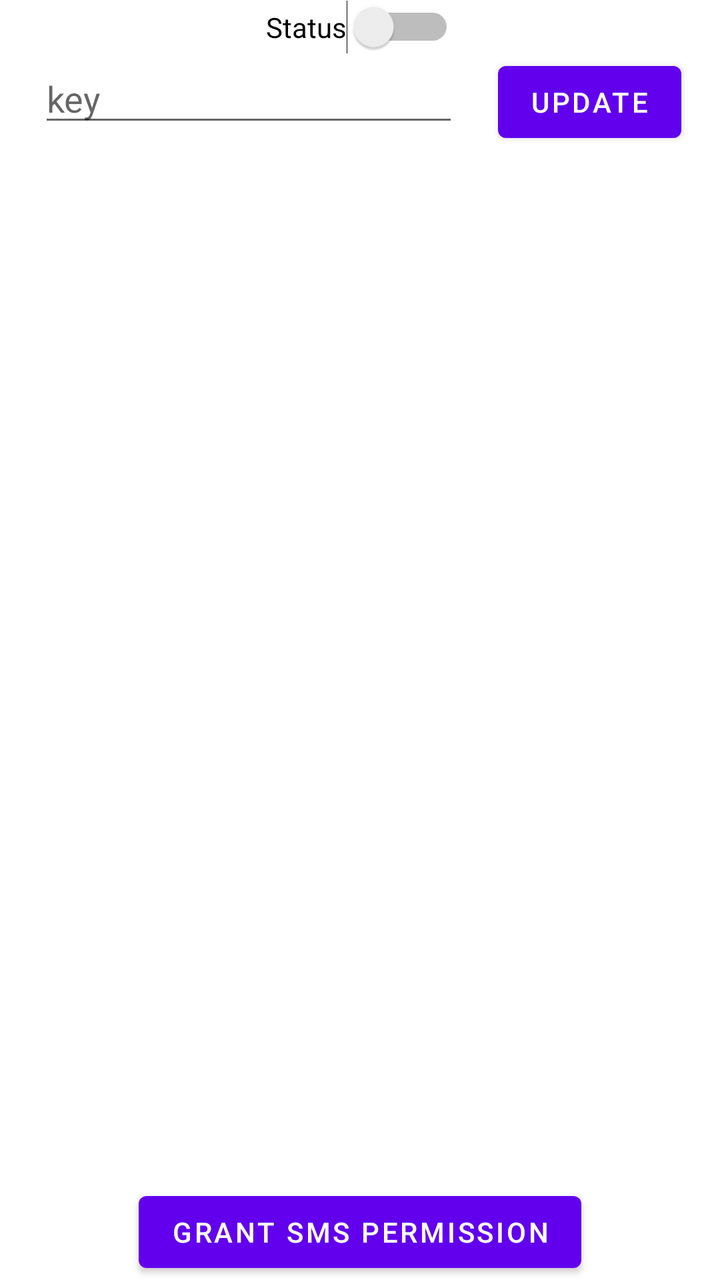
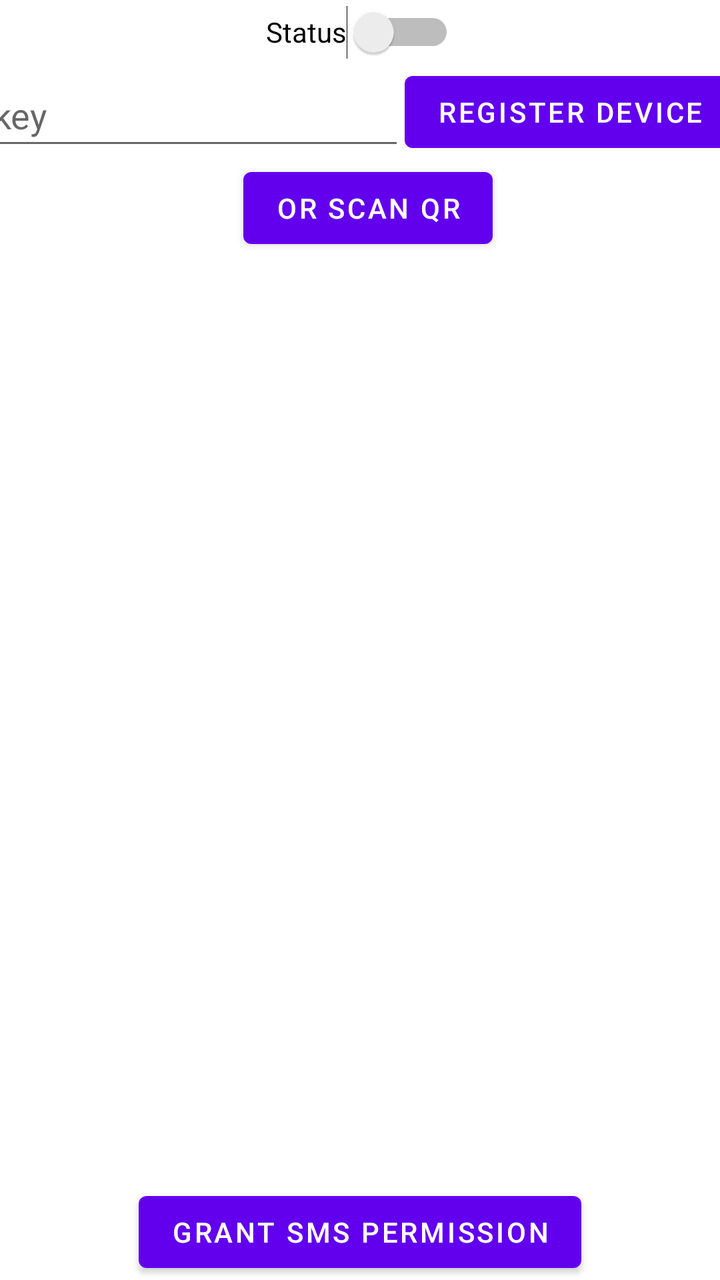

Before-and-after screenshots of an Android layout around one commit, followed by the original layout XML and the change that was made.
<!-- AndroidManifest.xml: application theme Theme.SMSGateway -->
<!-- res/layout/activity_main.xml -->
<?xml version="1.0" encoding="utf-8"?>
<androidx.constraintlayout.widget.ConstraintLayout xmlns:android="http://schemas.android.com/apk/res/android"
    xmlns:app="http://schemas.android.com/apk/res-auto"
    xmlns:tools="http://schemas.android.com/tools"
    android:layout_width="match_parent"
    android:layout_height="match_parent"
    tools:context=".activities.MainActivity">

    <Switch
        android:id="@+id/gatewaySwitch"
        android:layout_width="wrap_content"
        android:layout_height="wrap_content"
        android:text="Status"
        app:layout_constraintEnd_toEndOf="parent"
        app:layout_constraintStart_toStartOf="parent"
        app:layout_constraintTop_toTopOf="parent" />

    <EditText
        android:id="@+id/gatewayKeyEditText"
        android:layout_width="wrap_content"
        android:layout_height="wrap_content"
        android:ems="10"
        android:hint="key"
        android:inputType="text"
        android:textIsSelectable="true"
        app:layout_constraintEnd_toStartOf="@+id/updateKeyButton"
        app:layout_constraintStart_toStartOf="parent"
        app:layout_constraintTop_toBottomOf="@+id/gatewaySwitch" />

    <Button
        android:id="@+id/updateKeyButton"
        android:layout_width="wrap_content"
        android:layout_height="wrap_content"
        android:text="Update"
        app:layout_constraintEnd_toEndOf="parent"
        app:layout_constraintStart_toEndOf="@+id/gatewayKeyEditText"
        app:layout_constraintTop_toBottomOf="@+id/gatewaySwitch" />

    <Button
        android:id="@+id/grantSMSPermissionBtn"
        android:layout_width="wrap_content"
        android:layout_height="wrap_content"
        android:text="Grant SMS Permission"
        app:layout_constraintBottom_toBottomOf="parent"
        app:layout_constraintEnd_toEndOf="parent"
        app:layout_constraintStart_toStartOf="parent" />

    <EditText
        android:id="@+id/fcmTokenEditText"
        android:layout_width="wrap_content"
        android:layout_height="wrap_content"
        android:ems="10"
        android:gravity="start|top"
        android:inputType="textMultiLine"
        android:enabled="false"
        android:visibility="gone"
        android:hint="FCM Token"
        app:layout_constraintEnd_toEndOf="@+id/gatewayKeyEditText"
        app:layout_constraintStart_toStartOf="@+id/gatewayKeyEditText"
        app:layout_constraintTop_toBottomOf="@+id/gatewayKeyEditText" />

    <ScrollView
        android:layout_width="409dp"
        android:layout_height="606dp"
        app:layout_constraintBottom_toTopOf="@+id/grantSMSPermissionBtn"
        app:layout_constraintEnd_toEndOf="parent"
        app:layout_constraintStart_toStartOf="parent"
        app:layout_constraintTop_toBottomOf="@+id/fcmTokenEditText">

        <LinearLayout
            android:layout_width="match_parent"
            android:layout_height="wrap_content"
            android:orientation="vertical"></LinearLayout>
    </ScrollView>


</androidx.constraintlayout.widget.ConstraintLayout>
<!-- resources referenced by this layout -->
<resources>
  <style name="Theme.SMSGateway" parent="Theme.MaterialComponents.DayNight.DarkActionBar">
          
          <item name="colorPrimary">@color/purple_500</item>
          <item name="colorPrimaryVariant">@color/purple_700</item>
          <item name="colorOnPrimary">@color/white</item>
          
          <item name="colorSecondary">@color/teal_200</item>
          <item name="colorSecondaryVariant">@color/teal_700</item>
          <item name="colorOnSecondary">@color/black</item>
          
          <item name="android:statusBarColor" tools:targetApi="l">?attr/colorPrimaryVariant</item>
          
      </style>
  <color name="purple_500">#FF6200EE</color>
  <color name="purple_700">#FF3700B3</color>
  <color name="white">#FFFFFFFF</color>
  <color name="teal_200">#FF03DAC5</color>
  <color name="teal_700">#FF018786</color>
  <color name="black">#FF000000</color>
</resources>

<!-- the commit's change to res/layout/activity_main.xml (unified diff, before → after) -->
@@ -10,30 +10,32 @@
         android:id="@+id/gatewaySwitch"
         android:layout_width="wrap_content"
         android:layout_height="wrap_content"
+        android:minHeight="32dp"
         android:text="Status"
         app:layout_constraintEnd_toEndOf="parent"
         app:layout_constraintStart_toStartOf="parent"
         app:layout_constraintTop_toTopOf="parent" />
 
     <EditText
-        android:id="@+id/gatewayKeyEditText"
+        android:id="@+id/apiKeyEditText"
         android:layout_width="wrap_content"
         android:layout_height="wrap_content"
         android:ems="10"
         android:hint="key"
         android:inputType="text"
+        android:minHeight="48dp"
         android:textIsSelectable="true"
-        app:layout_constraintEnd_toStartOf="@+id/updateKeyButton"
+        app:layout_constraintEnd_toStartOf="@+id/registerDeviceBtn"
         app:layout_constraintStart_toStartOf="parent"
         app:layout_constraintTop_toBottomOf="@+id/gatewaySwitch" />
 
     <Button
-        android:id="@+id/updateKeyButton"
+        android:id="@+id/registerDeviceBtn"
         android:layout_width="wrap_content"
         android:layout_height="wrap_content"
-        android:text="Update"
+        android:text="Register Device"
         app:layout_constraintEnd_toEndOf="parent"
-        app:layout_constraintStart_toEndOf="@+id/gatewayKeyEditText"
+        app:layout_constraintStart_toEndOf="@+id/apiKeyEditText"
         app:layout_constraintTop_toBottomOf="@+id/gatewaySwitch" />
 
     <Button
@@ -50,27 +52,41 @@
         android:layout_width="wrap_content"
         android:layout_height="wrap_content"
         android:ems="10"
+        android:enabled="false"
         android:gravity="start|top"
+        android:hint="FCM Token"
         android:inputType="textMultiLine"
-        android:enabled="false"
         android:visibility="gone"
-        android:hint="FCM Token"
-        app:layout_constraintEnd_toEndOf="@+id/gatewayKeyEditText"
-        app:layout_constraintStart_toStartOf="@+id/gatewayKeyEditText"
-        app:layout_constraintTop_toBottomOf="@+id/gatewayKeyEditText" />
+        app:layout_constraintEnd_toEndOf="@+id/apiKeyEditText"
+        app:layout_constraintStart_toStartOf="@+id/apiKeyEditText"
+        app:layout_constraintTop_toBottomOf="@+id/apiKeyEditText" />
+
+    <Button
+        android:id="@+id/scanQRButton"
+        android:layout_width="wrap_content"
+        android:layout_height="wrap_content"
+        android:text="or Scan QR"
+        app:layout_constraintEnd_toEndOf="@+id/registerDeviceBtn"
+        app:layout_constraintStart_toStartOf="parent"
+        app:layout_constraintTop_toBottomOf="@+id/registerDeviceBtn" />
 
     <ScrollView
+        android:id="@+id/scrollView2"
         android:layout_width="409dp"
         android:layout_height="606dp"
         app:layout_constraintBottom_toTopOf="@+id/grantSMSPermissionBtn"
         app:layout_constraintEnd_toEndOf="parent"
+        app:layout_constraintHorizontal_bias="1.0"
         app:layout_constraintStart_toStartOf="parent"
-        app:layout_constraintTop_toBottomOf="@+id/fcmTokenEditText">
+        app:layout_constraintTop_toBottomOf="@+id/scanQRButton"
+        app:layout_constraintVertical_bias="0.0">
 
         <LinearLayout
             android:layout_width="match_parent"
             android:layout_height="wrap_content"
-            android:orientation="vertical"></LinearLayout>
+            android:orientation="vertical">
+
+        </LinearLayout>
     </ScrollView>
 
 
